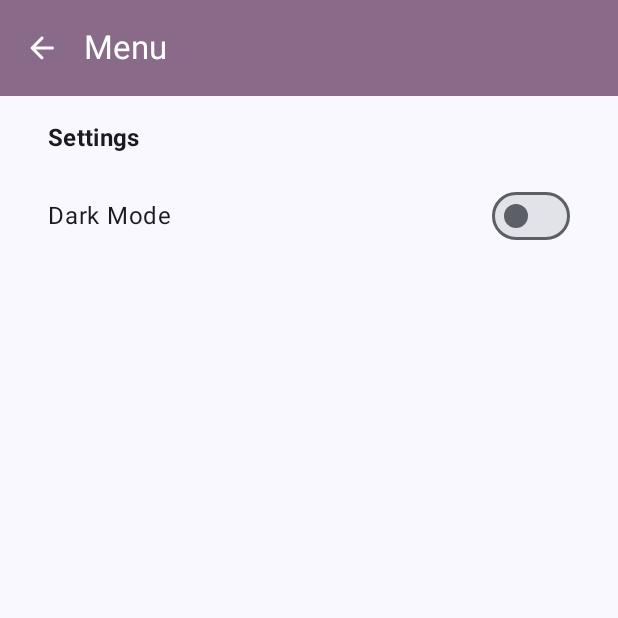
After one commit to Cameron-Fisher-DVT/poke_verse, an Android app built with Jetpack Compose: the composable MenuScreen shown on its own in the app's theme, on a phone screen of 412 x 824 dp, the top half of it. The commit adds this screen. Run offline under Robolectric (Android 15) with nearby library versions, the phone set to English and light mode, and no system bars.

```diff
--- a/app/src/main/AndroidManifest.xml
+++ b/app/src/main/AndroidManifest.xml
@@ -12,7 +12,7 @@
         android:supportsRtl="true"
         android:theme="@style/Theme.PokeVerse">
         <activity
-            android:name=".MainActivity"
+            android:name=".presentation.MainActivity"
             android:exported="true"
             android:label="@string/app_name"
             android:theme="@style/Theme.PokeVerse">
--- /dev/null
+++ b/app/src/main/java/za/co/dvt/pokeverse/features/menu/presentation/MenuScreen.kt
@@ -0,0 +1,107 @@
+package za.co.dvt.pokeverse.features.menu.presentation
+
+import androidx.compose.foundation.layout.Arrangement
+import androidx.compose.foundation.layout.Column
+import androidx.compose.foundation.layout.Row
+import androidx.compose.foundation.layout.fillMaxSize
+import androidx.compose.foundation.layout.fillMaxWidth
+import androidx.compose.foundation.layout.padding
+import androidx.compose.foundation.layout.wrapContentSize
+import androidx.compose.material.icons.Icons
+import androidx.compose.material.icons.automirrored.rounded.ArrowBack
+import androidx.compose.material3.ExperimentalMaterial3Api
+import androidx.compose.material3.Icon
+import androidx.compose.material3.IconButton
+import androidx.compose.material3.MaterialTheme
+import androidx.compose.material3.Scaffold
+import androidx.compose.material3.Surface
+import androidx.compose.material3.Switch
+import androidx.compose.material3.Text
+import androidx.compose.material3.TopAppBar
+import androidx.compose.material3.TopAppBarDefaults
+import androidx.compose.runtime.Composable
+import androidx.compose.runtime.MutableState
+import androidx.compose.runtime.mutableStateOf
+import androidx.compose.runtime.remember
+import androidx.compose.ui.Alignment
+import androidx.compose.ui.Modifier
+import androidx.compose.ui.text.font.FontWeight
+import androidx.compose.ui.tooling.preview.Preview
+import androidx.compose.ui.unit.dp
+
+@OptIn(ExperimentalMaterial3Api::class, ExperimentalMaterial3Api::class)
+@Composable
+fun MenuScreen(
+    modifier: Modifier = Modifier,
+    isDarkModeMutableState: MutableState<Boolean>,
+    onNavigateUp: () -> Unit,
+    onToggleDarkMode: (isDarkMode: Boolean) -> Unit
+) {
+    Scaffold(
+        modifier = modifier.wrapContentSize(),
+        topBar = {
+            TopAppBar(
+                title = {
+                    Text(text = "Menu")
+                },
+                navigationIcon = {
+                    IconButton(
+                        onClick = { onNavigateUp() }
+                    ) {
+                        Icon(Icons.AutoMirrored.Rounded.ArrowBack, "ArrowBack")
+                    }
+                },
+                colors = TopAppBarDefaults.topAppBarColors(
+                    containerColor = MaterialTheme.colorScheme.tertiaryContainer,
+                    actionIconContentColor = MaterialTheme.colorScheme.onTertiaryContainer,
+                    navigationIconContentColor = MaterialTheme.colorScheme.onTertiaryContainer,
+                    titleContentColor = MaterialTheme.colorScheme.onTertiaryContainer
+                )
+            )
+        }
+    ) { padding ->
+        Surface(
+            modifier = modifier
+                .fillMaxSize()
+                .padding(padding)
+        ) {
+            Column(modifier = modifier.padding(16.dp)) {
+                Text(
+                    modifier = modifier.padding(start = 16.dp),
+                    text = "Settings",
+                    style = MaterialTheme.typography.titleMedium,
+                    fontWeight = FontWeight.Bold
+                )
+                Row(
+                    modifier = modifier
+                        .fillMaxWidth()
+                        .padding(16.dp),
+                    horizontalArrangement = Arrangement.SpaceBetween,
+                    verticalAlignment = Alignment.CenterVertically
+                ) {
+                    Text(
+                        text = "Dark Mode",
+                        style = MaterialTheme.typography.bodyLarge
+                    )
+                    Switch(
+                        checked = isDarkModeMutableState.value,
+                        onCheckedChange = {
+                            isDarkModeMutableState.value = it
+                            onToggleDarkMode(it)
+                        }
+                    )
+                }
+            }
+        }
+    }
+}
+
+@Preview(showBackground = true)
+@Composable
+fun MenuScreenPreview() {
+    MenuScreen(
+        isDarkModeMutableState = remember { mutableStateOf(false) },
+        onNavigateUp = {
+        }
+    ) {}
+}
--- a/app/src/main/java/za/co/dvt/pokeverse/MainActivity.kt
+++ b/app/src/main/java/za/co/dvt/pokeverse/presentation/MainActivity.kt
@@ -1,4 +1,4 @@
-package za.co.dvt.pokeverse
+package za.co.dvt.pokeverse.presentation
 
 import android.os.Bundle
 import androidx.activity.ComponentActivity
@@ -11,7 +11,7 @@ import androidx.compose.material3.Text
 import androidx.compose.runtime.Composable
 import androidx.compose.ui.Modifier
 import androidx.compose.ui.tooling.preview.Preview
-import za.co.dvt.pokeverse.ui.theme.PokeVerseTheme
+import za.co.dvt.pokeverse.presentation.ui.theme.PokeVerseTheme
 
 class MainActivity : ComponentActivity() {
     override fun onCreate(savedInstanceState: Bundle?) {
--- a/app/src/main/java/za/co/dvt/pokeverse/ui/theme/Color.kt
+++ b/app/src/main/java/za/co/dvt/pokeverse/presentation/ui/theme/Color.kt
@@ -1,4 +1,4 @@
-package za.co.dvt.pokeverse.ui.theme
+package za.co.dvt.pokeverse.presentation.ui.theme
 
 import androidx.compose.ui.graphics.Color
 
--- a/app/src/main/java/za/co/dvt/pokeverse/ui/theme/Theme.kt
+++ b/app/src/main/java/za/co/dvt/pokeverse/presentation/ui/theme/Theme.kt
@@ -1,6 +1,5 @@
-package za.co.dvt.pokeverse.ui.theme
+package za.co.dvt.pokeverse.presentation.ui.theme
 
-import android.app.Activity
 import android.os.Build
 import androidx.compose.foundation.isSystemInDarkTheme
 import androidx.compose.material3.MaterialTheme
--- a/app/src/main/java/za/co/dvt/pokeverse/ui/theme/Type.kt
+++ b/app/src/main/java/za/co/dvt/pokeverse/presentation/ui/theme/Type.kt
@@ -1,4 +1,4 @@
-package za.co.dvt.pokeverse.ui.theme
+package za.co.dvt.pokeverse.presentation.ui.theme
 
 import androidx.compose.material3.Typography
 import androidx.compose.ui.text.TextStyle
```
Also changed, not shown: app/src/main/java/za/co/dvt/pokeverse/features/pokedex/presentation/PokedexScreen.kt (added, +102 -0 lines), app/src/main/java/za/co/dvt/pokeverse/features/pokedex/presentation/PokedexStatScreen.kt (added, +66 -0 lines).
